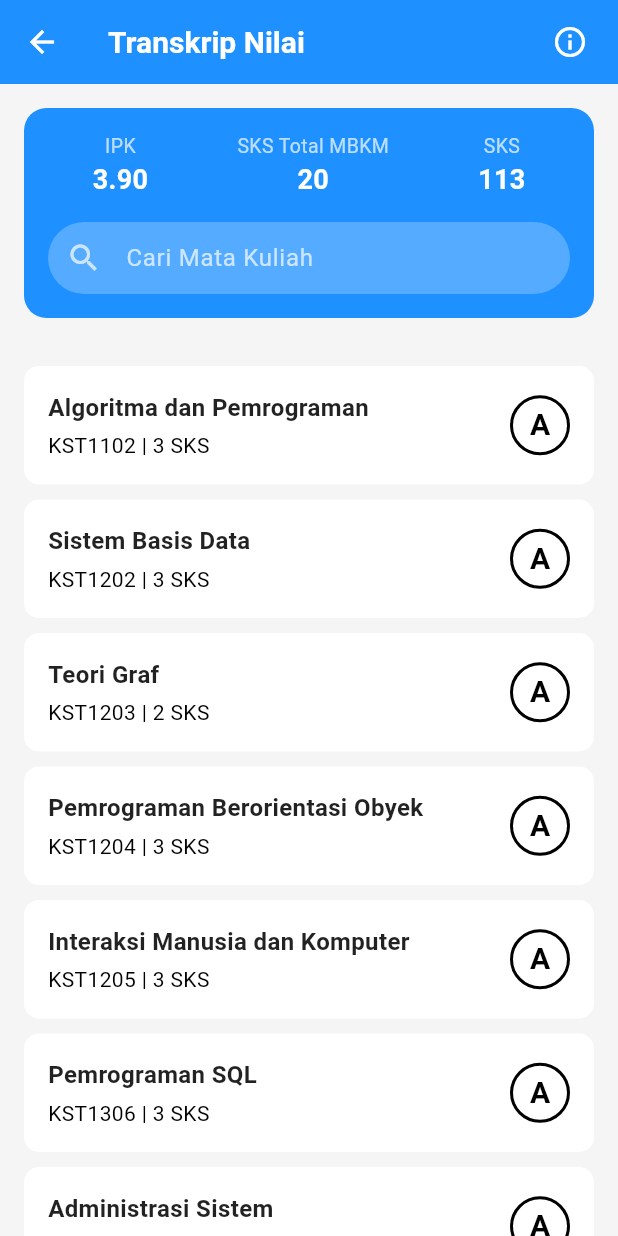
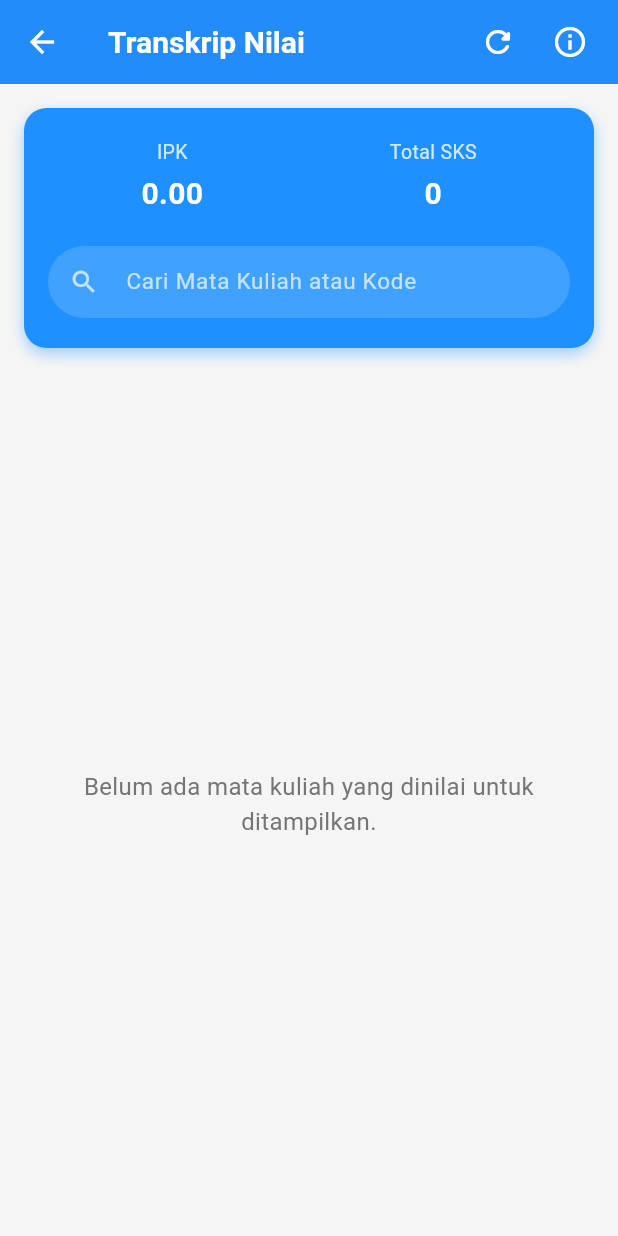
Before and after one commit to Azmi010/rekomendasi-mata-kuliah-sfs-clone, a Flutter app: the screen it shows once a user with an empty profile is signed in, after a tap on "Transkrip", on a phone screen of 412 x 824 dp. Run offline on Flutter 3.47's test engine with Material 3 defaults, Android fonts, the phone set to English and light mode, and no system bars; our stand-ins replace cloud_firestore, firebase_auth, firebase_core, fl_chart; accounts and stored records are empty.

Commit message:
[FEAT] read transcript logic

```diff
--- /dev/null
+++ b/lib/providers/transcript_provider.dart
@@ -0,0 +1,138 @@
+import 'dart:async';
+import 'package:flutter/material.dart';
+import 'package:sfs/models/user_data.dart';
+import 'package:sfs/models/selected_course_detail.dart';
+import 'package:sfs/services/course_service.dart';
+
+class TranscriptProvider extends ChangeNotifier {
+  final CourseService _courseService;
+
+  UserData? _userData;
+  List<SelectedCourseDetail> _allGradedCourses = [];
+  List<SelectedCourseDetail> _filteredGradedCourses = [];
+
+  double _gpa = 0.0;
+  int _totalSksEarned = 0;
+
+  bool _isLoading = true;
+  String? _statusMessage;
+  String _searchTerm = '';
+
+  StreamSubscription? _coursesSubscription;
+
+  UserData? get userData => _userData;
+  List<SelectedCourseDetail> get filteredCourses => _filteredGradedCourses;
+  double get gpa => _gpa;
+  int get totalSksEarned => _totalSksEarned;
+  bool get isLoading => _isLoading;
+  String? get statusMessage => _statusMessage;
+
+  TranscriptProvider(this._courseService) {
+    _loadInitialData();
+  }
+
+  Future<void> _loadInitialData() async {
+    _isLoading = true;
+    notifyListeners();
+
+    try {
+      _userData = await _courseService.getUserProfile();
+
+      _coursesSubscription?.cancel();
+      _coursesSubscription = _courseService.getAllSelectedCoursesStream().listen(
+        (courses) {
+          _allGradedCourses = courses.where((course) {
+            final grade = course.grade.trim().toUpperCase();
+            return grade.isNotEmpty && grade != '-' && grade != 'T' && grade != 'K';
+          }).toList();
+
+          _calculateTranscriptMetrics();
+          _filterCourses();
+          _isLoading = false;
+          notifyListeners();
+        },
+        onError: (error) {
+          _statusMessage = "Error memuat data mata kuliah: $error";
+          _allGradedCourses = [];
+          _filteredGradedCourses = [];
+          _calculateTranscriptMetrics();
+          _isLoading = false;
+          notifyListeners();
+        },
+      );
+    } catch (e) {
+      _statusMessage = "Gagal memuat data awal: ${e.toString()}";
+      _isLoading = false;
+      notifyListeners();
+    }
+  }
+
+  void _calculateTranscriptMetrics() {
+    if (_allGradedCourses.isEmpty) {
+      _gpa = 0.0;
+      _totalSksEarned = 0;
+      notifyListeners();
+      return;
+    }
+
+    double totalWeightedScore = 0;
+    int sksForGpaCalculation = 0;
+
+    for (var course in _allGradedCourses) {
+      double gradePoint = _getGradePoint(course.grade);
+      if (gradePoint >= 0) {
+          totalWeightedScore += gradePoint * course.sks;
+          sksForGpaCalculation += course.sks;
+      }
+    }
+
+    _totalSksEarned = _allGradedCourses.fold(0, (sum, course) => sum + course.sks);
+    _gpa = (sksForGpaCalculation > 0) ? (totalWeightedScore / sksForGpaCalculation) : 0.0;
+    notifyListeners();
+  }
+
+  double _getGradePoint(String grade) {
+    switch (grade.trim().toUpperCase()) {
+      case 'A': return 4.0;
+      case 'AB': return 3.5;
+      case 'B': return 3.0;
+      case 'BC': return 2.5;
+      case 'C': return 2.0;
+      case 'CD': return 1.5;
+      case 'D': return 1.0;
+      case 'E': return 0.0;
+      default: return -1.0;
+    }
+  }
+
+  void searchCourses(String searchTerm) {
+    _searchTerm = searchTerm.toLowerCase();
+    _filterCourses();
+  }
+
+  void _filterCourses() {
+    if (_searchTerm.isEmpty) {
+      _filteredGradedCourses = List.from(_allGradedCourses);
+    } else {
+      _filteredGradedCourses = _allGradedCourses.where((course) {
+        return course.name.toLowerCase().contains(_searchTerm) ||
+               course.code.toLowerCase().contains(_searchTerm);
+      }).toList();
+    }
+    notifyListeners();
+  }
+
+  Future<void> refreshData() async {
+    await _loadInitialData();
+  }
+
+  void clearStatusMessage() {
+    _statusMessage = null;
+  }
+
+  @override
+  void dispose() {
+    _coursesSubscription?.cancel();
+    super.dispose();
+  }
+}
--- a/lib/repositories/course_repository.dart
+++ b/lib/repositories/course_repository.dart
@@ -88,6 +88,15 @@ class CourseRepository {
         .get();
   }
 
+  Stream<QuerySnapshot> fetchAllSelectedCoursesQuerySnapshotStream(String userId) {
+     return _firestore
+        .collection('users')
+        .doc(userId)
+        .collection('selected_courses')
+        .orderBy('semester')
+        .snapshots();
+  }
+
   Future<void> addCourseToUser({
     required String userId,
     required String courseCode,
--- a/lib/screens/transcript/transcript_screen.dart
+++ b/lib/screens/transcript/transcript_screen.dart
@@ -1,29 +1,104 @@
 import 'package:flutter/material.dart';
+import 'package:provider/provider.dart';
+import 'package:sfs/models/selected_course_detail.dart';
+import 'package:sfs/providers/transcript_provider.dart';
+import 'package:sfs/services/course_service.dart';
 
 class TranscriptScreen extends StatelessWidget {
   const TranscriptScreen({super.key});
 
   @override
   Widget build(BuildContext context) {
+    return ChangeNotifierProvider(
+      create: (context) => TranscriptProvider(context.read<CourseService>()),
+      child: const _TranscriptView(),
+    );
+  }
+}
+
+class _TranscriptView extends StatefulWidget {
+  const _TranscriptView();
+
+  @override
+  State<_TranscriptView> createState() => _TranscriptViewState();
+}
+
+class _TranscriptViewState extends State<_TranscriptView> {
+  final TextEditingController _searchController = TextEditingController();
+
+  @override
+  void initState() {
+    super.initState();
+    _searchController.addListener(_onSearchChanged);
+  }
+
+  @override
+  void didChangeDependencies() {
+    super.didChangeDependencies();
+    final provider = Provider.of<TranscriptProvider>(context);
+    if (provider.statusMessage != null && provider.statusMessage!.isNotEmpty) {
+      WidgetsBinding.instance.addPostFrameCallback((_) {
+        if (mounted && provider.statusMessage != null) {
+          _showSnackBar(context, provider.statusMessage!,
+              isError: provider.statusMessage!.toLowerCase().contains('gagal') ||
+                       provider.statusMessage!.toLowerCase().contains('error'));
+          provider.clearStatusMessage();
+        }
+      });
+    }
+  }
+
+  void _onSearchChanged() {
+    Provider.of<TranscriptProvider>(context, listen: false).searchCourses(_searchController.text);
+  }
+
+  void _showSnackBar(BuildContext context, String message, {bool isError = false}) {
+    if (!mounted) return;
+    ScaffoldMessenger.of(context).removeCurrentSnackBar();
+    ScaffoldMessenger.of(context).showSnackBar(
+      SnackBar(
+        content: Text(message),
+        backgroundColor: isError ? Colors.redAccent : Colors.blueAccent,
+        duration: const Duration(seconds: 3),
+      ),
+    );
+  }
+
+  @override
+  void dispose() {
+    _searchController.removeListener(_onSearchChanged);
+    _searchController.dispose();
+    super.dispose();
+  }
+
+  @override
+  Widget build(BuildContext context) {
+    return Consumer<TranscriptProvider>(
+      builder: (context, provider, child) {
         return Scaffold(
           backgroundColor: Colors.grey[100],
           appBar: AppBar(
             title: const Text('Transkrip Nilai', style: TextStyle(color: Colors.white)),
             backgroundColor: const Color(0xFF1E90FF),
-        elevation: 0,
+            elevation: 1,
             leading: IconButton(
               icon: const Icon(Icons.arrow_back, color: Colors.white),
-          onPressed: () {
-            Navigator.pop(context);
-          },
+              onPressed: () => Navigator.pop(context),
             ),
             actions: [
               IconButton(
+                icon: provider.isLoading
+                    ? const SizedBox(width:20, height: 20, child: CircularProgressIndicator(color: Colors.white, strokeWidth: 2.5))
+                    : const Icon(Icons.refresh_rounded, color: Colors.white),
+                onPressed: provider.isLoading ? null : () async {
+                  await provider.refreshData();
+                },
+                tooltip: "Perbarui Data",
+              ),
+              IconButton(
                 icon: const Icon(Icons.info_outline, color: Colors.white),
                 onPressed: () {
-              ScaffoldMessenger.of(context).showSnackBar(
-                const SnackBar(content: Text('Informasi Transkrip Nilai')),
-              );
+                  _showSnackBar(context, 'Transkrip ini menampilkan mata kuliah yang sudah dinilai.');
                 },
               ),
               const SizedBox(width: 8),
@@ -31,137 +106,134 @@ class TranscriptScreen extends StatelessWidget {
           ),
           body: Column(
             children: [
-          // Header Informasi IPK, SKS
-          Container(
+              _buildHeader(context, provider),
+              Expanded(
+                child: provider.isLoading && provider.filteredCourses.isEmpty
+                    ? const Center(child: CircularProgressIndicator())
+                    : provider.filteredCourses.isEmpty && !provider.isLoading
+                        ? Center(
+                            child: Padding(
+                              padding: const EdgeInsets.all(20.0),
+                              child: Text(
+                                _searchController.text.isEmpty
+                                  ? "Belum ada mata kuliah yang dinilai untuk ditampilkan."
+                                  : "Mata kuliah tidak ditemukan.",
+                                textAlign: TextAlign.center,
+                                style: TextStyle(color: Colors.grey[600], fontSize: 16),
+                              ),
+                            ),
+                          )
+                        : _buildCourseList(provider.filteredCourses),
+              ),
+            ],
+          ),
+        );
+      },
+    );
+  }
+
+  Widget _buildHeader(BuildContext context, TranscriptProvider provider) {
+    String formattedGpa = provider.gpa.toStringAsFixed(2);
+
+    return Container(
       margin: const EdgeInsets.all(16.0),
-            padding: const EdgeInsets.all(16.0),
+      padding: const EdgeInsets.symmetric(horizontal: 16.0, vertical: 20.0),
       decoration: BoxDecoration(
         color: const Color(0xFF1E90FF),
         borderRadius: BorderRadius.circular(15),
+        boxShadow: [
+          BoxShadow(
+            color: const Color(0xFF1E90FF).withOpacity(0.4),
+            blurRadius: 8,
+            offset: const Offset(0, 4),
           ),
-            child: const Column(
+        ],
+      ),
+      child: Column(
         children: [
           Row(
             mainAxisAlignment: MainAxisAlignment.spaceAround,
             children: [
-                    Column(
-                      children: [
-                        Text('IPK', style: TextStyle(color: Colors.white70, fontSize: 13)),
-                        Text('3.90', style: TextStyle(color: Colors.white, fontSize: 18, fontWeight: FontWeight.bold)),
+              _InfoColumn(label: 'IPK', value: formattedGpa),
+              _InfoColumn(label: 'Total SKS', value: provider.totalSksEarned.toString()),
             ],
           ),
-                    Column(
-                      children: [
-                        Text('SKS Total MBKM', style: TextStyle(color: Colors.white70, fontSize: 13)),
-                        Text('20', style: TextStyle(color: Colors.white, fontSize: 18, fontWeight: FontWeight.bold)),
-                      ],
-                    ),
-                    Column(
-                      children: [
-                        Text('SKS', style: TextStyle(color: Colors.white70, fontSize: 13)),
-                        Text('113', style: TextStyle(color: Colors.white, fontSize: 18, fontWeight: FontWeight.bold)),
-                      ],
-                    ),
-                  ],
-                ),
-                SizedBox(height: 15),
-                // Kolom pencarian
+          const SizedBox(height: 20),
           TextField(
+            controller: _searchController,
             decoration: InputDecoration(
-                    hintText: 'Cari Mata Kuliah',
-                    prefixIcon: Icon(Icons.search, color: Colors.white70),
+              hintText: 'Cari Mata Kuliah atau Kode',
+              prefixIcon: const Icon(Icons.search, color: Colors.white70, size: 20),
               filled: true,
-                    fillColor: Colors.white24,
+              fillColor: Colors.white.withOpacity(0.15),
+              hintStyle: TextStyle(color: Colors.white.withOpacity(0.7)),
               border: OutlineInputBorder(
-                      borderRadius: BorderRadius.all(Radius.circular(30.0)),
+                borderRadius: BorderRadius.circular(30.0),
                 borderSide: BorderSide.none,
               ),
-                    contentPadding: EdgeInsets.symmetric(vertical: 0, horizontal: 20),
-                    hintStyle: TextStyle(color: Colors.white70),
+              contentPadding: const EdgeInsets.symmetric(vertical: 12.0, horizontal: 20.0),
             ),
-                  style: TextStyle(color: Colors.white),
-                ),
-              ],
-            ),
-          ),
-
-          // Daftar Mata Kuliah (menggunakan Expanded dan SingleChildScrollView)
-          Expanded(
-            child: SingleChildScrollView(
-              padding: const EdgeInsets.all(16.0),
-              child: Column(
-                children: [
-                  _buildCourseGradeItem(
-                    context,
-                    courseName: 'Algoritma dan Pemrograman',
-                    courseCodeSKS: 'KST1102 | 3 SKS',
-                    grade: 'A',
-                  ),
-                  _buildCourseGradeItem(
-                    context,
-                    courseName: 'Sistem Basis Data',
-                    courseCodeSKS: 'KST1202 | 3 SKS',
-                    grade: 'A',
-                  ),
-                  _buildCourseGradeItem(
-                    context,
-                    courseName: 'Teori Graf',
-                    courseCodeSKS: 'KST1203 | 2 SKS',
-                    grade: 'A',
-                  ),
-                  _buildCourseGradeItem(
-                    context,
-                    courseName: 'Pemrograman Berorientasi Obyek',
-                    courseCodeSKS: 'KST1204 | 3 SKS',
-                    grade: 'A',
-                  ),
-                  _buildCourseGradeItem(
-                    context,
-                    courseName: 'Interaksi Manusia dan Komputer',
-                    courseCodeSKS: 'KST1205 | 3 SKS',
-                    grade: 'A',
-                  ),
-                  _buildCourseGradeItem(
-                    context,
-                    courseName: 'Pemrograman SQL',
-                    courseCodeSKS: 'KST1306 | 3 SKS',
-                    grade: 'A',
-                  ),
-                  _buildCourseGradeItem(
-                    context,
-                    courseName: 'Administrasi Sistem',
-                    courseCodeSKS: 'KST1308 | 2 SKS',
-                    grade: 'A',
-                  ),
-                  const SizedBox(height: 10),
-                ],
-              ),
-            ),
+            style: const TextStyle(color: Colors.white, fontSize: 15),
           ),
         ],
       ),
     );
   }
 
-  // Helper method untuk membangun item mata kuliah dan nilai
-  Widget _buildCourseGradeItem(
-    BuildContext context, {
-    required String courseName,
-    required String courseCodeSKS,
-    required String grade,
-  }) {
+  Widget _buildCourseList(List<SelectedCourseDetail> courses) {
+    return ListView.builder(
+      padding: const EdgeInsets.fromLTRB(16, 0, 16, 16),
+      itemCount: courses.length,
+      itemBuilder: (context, index) {
+        final course = courses[index];
+        return _CourseGradeCard(course: course);
+      },
+    );
+  }
+}
+
+// --- Widget ---
+
+class _InfoColumn extends StatelessWidget {
+  final String label;
+  final String value;
+
+  const _InfoColumn({required this.label, required this.value});
+
+  @override
+  Widget build(BuildContext context) {
+    return Column(
+      mainAxisSize: MainAxisSize.min,
+      children: [
+        Text(label, style: TextStyle(color: Colors.white.withOpacity(0.8), fontSize: 13)),
+        const SizedBox(height: 4),
+        Text(value, style: const TextStyle(color: Colors.white, fontSize: 20, fontWeight: FontWeight.bold)),
+      ],
+    );
+  }
+}
+
+class _CourseGradeCard extends StatelessWidget {
+  final SelectedCourseDetail course;
+
+  const _CourseGradeCard({required this.course});
+
+  @override
+  Widget build(BuildContext context) {
     return Card(
-      margin: const EdgeInsets.only(bottom: 10),
-      elevation: 0,
-      shape: RoundedRectangleBorder(borderRadius: BorderRadius.circular(10)),
+      margin: const EdgeInsets.only(bottom: 12),
+      elevation: 2,
+      shadowColor: Colors.grey.withOpacity(0.2),
+      shape: RoundedRectangleBorder(borderRadius: BorderRadius.circular(12)),
       color: Colors.white,
       child: InkWell(
         onTap: () {
+           ScaffoldMessenger.of(context).removeCurrentSnackBar();
            ScaffoldMessenger.of(context).showSnackBar(
-            SnackBar(content: Text('Detail Nilai: $courseName (Grade: $grade)')),
+             SnackBar(content: Text('MK: ${course.name} (${course.code}), SKS: ${course.sks}, Nilai: ${course.grade}, Semester: ${course.semesterTaken}')),
            );
         },
-        borderRadius: BorderRadius.circular(10),
+        borderRadius: BorderRadius.circular(12),
         child: Padding(
           padding: const EdgeInsets.all(16.0),
           child: Row(
@@ -171,27 +243,23 @@ class TranscriptScreen extends StatelessWidget {
                   crossAxisAlignment: CrossAxisAlignment.start,
                   children: [
                     Text(
-                      courseName,
-                      style: const TextStyle(
-                        fontSize: 16,
-                        fontWeight: FontWeight.bold,
-                        color: Colors.black87,
+                      course.name,
+                      style: const TextStyle(fontSize: 15.5, fontWeight: FontWeight.bold, color: Colors.black87),
+                      maxLines: 2,
+                      overflow: TextOverflow.ellipsis,
                     ),
-                    ),
-                    const SizedBox(height: 4),
+                    const SizedBox(height: 5),
                     Text(
-                      courseCodeSKS,
-                      style: const TextStyle(
-                        fontSize: 14,
-                        color: Colors.black,
-                      ),
+                      '${course.code} • ${course.sks} SKS • Semester ${course.semesterTaken}',
+                      style: TextStyle(fontSize: 13, color: Colors.grey[700]),
                     ),
                   ],
                 ),
               ),
+              const SizedBox(width: 16),
               Container(
-                width: 40,
-                height: 40,
+                width: 48,
+                height: 48,
                 decoration: BoxDecoration(
                   shape: BoxShape.circle,
                   color: Colors.white,
@@ -202,10 +270,10 @@ class TranscriptScreen extends StatelessWidget {
                 ),
                 alignment: Alignment.center,
                 child: Text(
-                  grade,
+                  course.grade.isNotEmpty ? course.grade : "-",
                   style: const TextStyle(
                     color: Colors.black,
-                    fontSize: 20,
+                    fontSize: 18,
                     fontWeight: FontWeight.bold,
                   ),
                 ),
--- a/lib/services/course_service.dart
+++ b/lib/services/course_service.dart
@@ -109,6 +109,14 @@ class CourseService {
             .toList());
   }
 
+  Stream<List<SelectedCourseDetail>> getAllSelectedCoursesStream() {
+    if (_userId == null) return Stream.value([]);
+    return _courseRepository.fetchAllSelectedCoursesQuerySnapshotStream(_userId!)
+        .map((snapshot) => snapshot.docs
+            .map((doc) => SelectedCourseDetail.fromMap(doc.id, doc.data() as Map<String, dynamic>))
+            .toList());
+  }
+
   Stream<KrsSemesterStatus> getKrsStatusStream(int userCurrentSemester) {
     if (_userId == null) return Stream.value(KrsSemesterStatus());
     final String krsSemesterKey = 'semester_$userCurrentSemester';
```
Lines whose indentation alone changed are shown as unchanged.
